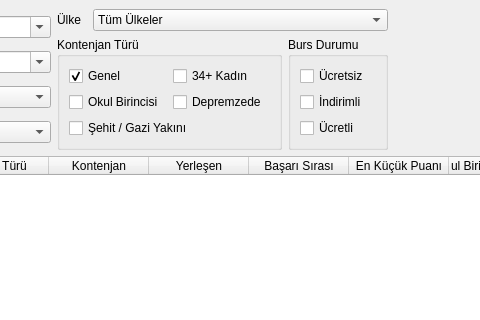
Qt form MainWindow.ui (AcademyScope/AcademyScopeYKSTercihRobotu) before a commit; both pictures show x 461 to 941 and y 0 to 320 of the 1200 by 602 pixel window.
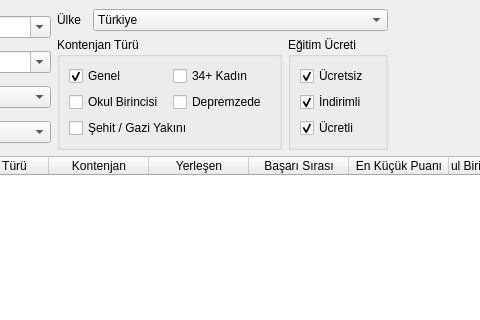
The same form after that commit.

```diff
--- a/MainWindow.ui
+++ b/MainWindow.ui
@@ -24,7 +24,7 @@
        </size>
       </property>
       <property name="title">
-       <string>Burs Durumu</string>
+       <string>Eğitim Ücreti</string>
       </property>
       <layout class="QGridLayout" name="gridLayout_3">
        <item row="0" column="1">
@@ -32,6 +32,9 @@
          <property name="text">
           <string>Ücretsiz</string>
          </property>
+         <property name="checked">
+          <bool>true</bool>
+         </property>
         </widget>
        </item>
        <item row="1" column="1">
@@ -39,6 +42,9 @@
          <property name="text">
           <string>İndirimli</string>
          </property>
+         <property name="checked">
+          <bool>true</bool>
+         </property>
         </widget>
        </item>
        <item row="2" column="1">
@@ -46,6 +52,9 @@
          <property name="text">
           <string>Ücretli</string>
          </property>
+         <property name="checked">
+          <bool>true</bool>
+         </property>
         </widget>
        </item>
       </layout>
@@ -241,6 +250,9 @@
       </item>
       <item>
        <widget class="QComboBox" name="comboBoxUlke">
+        <property name="currentIndex">
+         <number>1</number>
+        </property>
         <item>
          <property name="text">
           <string>Tüm Ülkeler</string>
```
